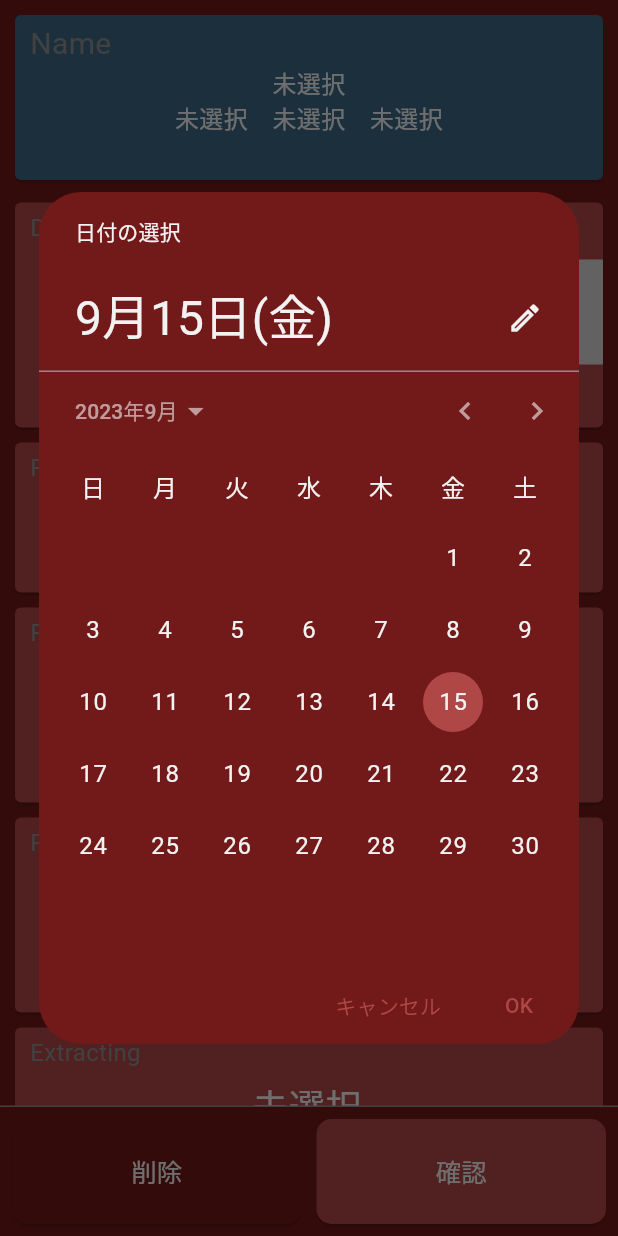
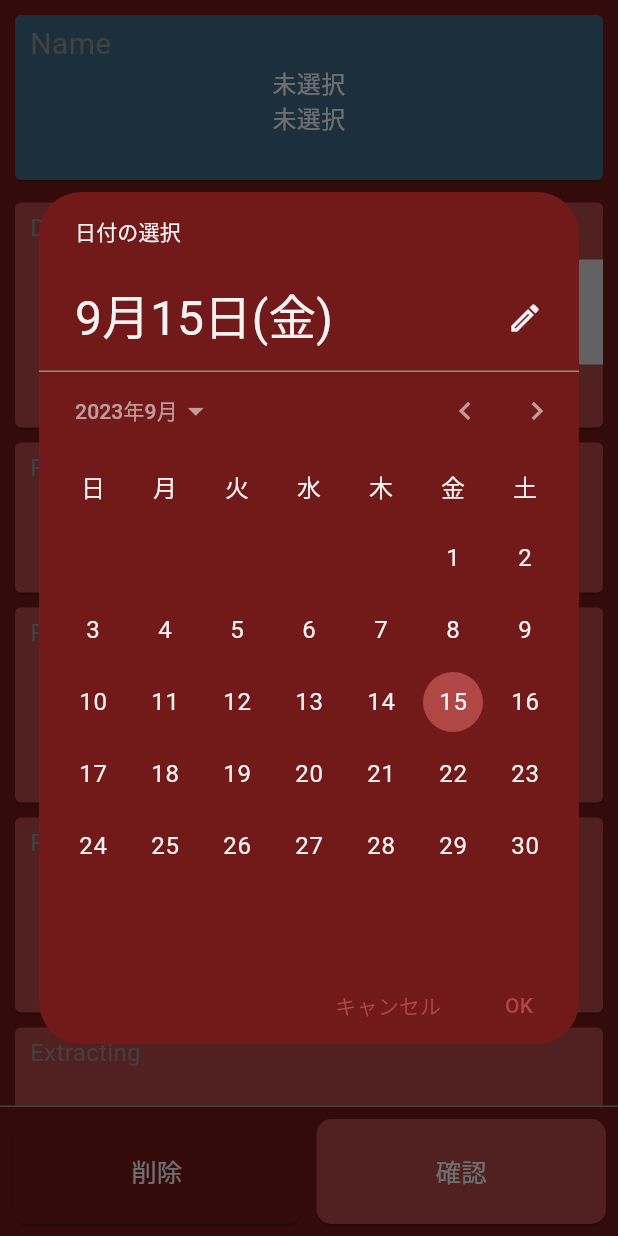
Before and after one commit to enpitsu882/coffee_log, a Flutter app: the ListScreen screen opened by its route, after a tap on the "add" icon, after a tap on "Date", on a phone screen of 412 x 824 dp. Run offline on Flutter 3.47's test engine with Material 2 defaults, Android fonts, the phone set to English and light mode, and no system bars; our stand-ins replace cloud_firestore, country_picker, firebase_auth, firebase_core, go_router; missing offline and left inert: firebase_ui_auth, firebase_ui_localizations, flag; accounts and stored records are empty.

Commit message:
Supports blank characters

```diff
--- a/lib/app_state.dart
+++ b/lib/app_state.dart
@@ -84,12 +84,12 @@ class AppState extends ChangeNotifier {
       'date': Timestamp.fromDate(DateTime.now()),
       'countryName': '未選択',
       'countryCode': 'XX',
-      'producer': '未選択',
-      'roastLevel': '未選択',
-      'mesh': '未選択',
-      'processing': '未選択',
-      'variety': '未選択',
-      'extracting': '未選択',
+      'producer': '',
+      'roastLevel': '',
+      'mesh': '',
+      'processing': '',
+      'variety': '',
+      'extracting': '',
       'comment': '',
     });
 
--- a/lib/screens/detail_widgets/name_field.dart
+++ b/lib/screens/detail_widgets/name_field.dart
@@ -38,14 +38,26 @@ class NameField extends StatelessWidget {
                   color: Theme.of(context).colorScheme.onPrimary,
                 ),
                 textAlign: TextAlign.center,
+                overflow: TextOverflow.ellipsis,
               ),
               Text(
-                '${nameFieldString[1]}　${nameFieldString[2]}　${nameFieldString[3]}',
+                (nameFieldString[1] == '' &&
+                        nameFieldString[2] == '' &&
+                        nameFieldString[3] == '')
+                    ? '未選択'
+                    : ((nameFieldString[1] == ''
+                            ? ''
+                            : '${nameFieldString[1]}　') +
+                        (nameFieldString[2] == ''
+                            ? ''
+                            : '${nameFieldString[2]}　') +
+                        nameFieldString[3]),
                 style: TextStyle(
                   fontSize: 16,
                   color: Theme.of(context).colorScheme.onPrimary,
                 ),
                 textAlign: TextAlign.center,
+                overflow: TextOverflow.ellipsis,
               ),
             ],
           ),
--- a/lib/screens/list_screen.dart
+++ b/lib/screens/list_screen.dart
@@ -89,14 +89,19 @@ class _ListItem extends StatelessWidget {
       title: Column(
         crossAxisAlignment: CrossAxisAlignment.start,
         children: [
-          Text(entry.countryName),
-          Wrap(
-            spacing: 12,
-            children: [
-              Text(entry.producer),
-              Text(entry.variety),
-              Text(entry.processing),
-            ],
+          Text(
+            entry.countryName,
+            overflow: TextOverflow.ellipsis,
+          ),
+          Text(
+            (entry.producer == '' &&
+                    entry.variety == '' &&
+                    entry.processing == '')
+                ? '未選択'
+                : ((entry.producer == '' ? '' : '${entry.producer}　') +
+                    (entry.variety == '' ? '' : '${entry.variety}　') +
+                    entry.processing),
+            overflow: TextOverflow.ellipsis,
           ),
         ],
       ),
```
Also changed, not shown: lib/screens/detail_screen.dart (+7 -19 lines).
